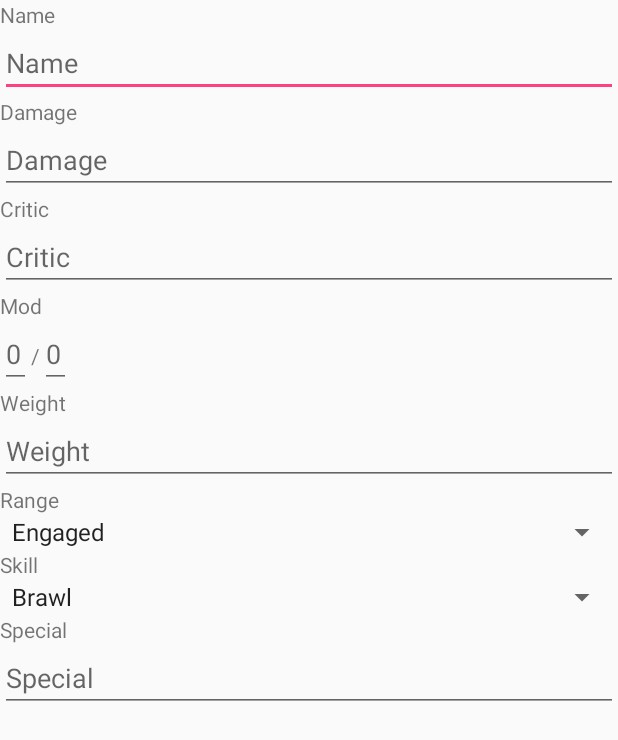
After one commit to JasterBen/SWFiches, an Android app: the layout dialog_edit_weapon.xml on its own in the app's theme, with its tools: preview values and no code run, on a phone screen of 412 x 824 dp. The commit adds this screen. Shown: the top 740 px of the screen. Run offline under Robolectric (Android 15) with nearby library versions, the phone set to English and light mode, and no system bars.

Commit message:
begin of edit_weapon_dialog (layout is ok, behaviour not implemented)

```diff
--- a/app/src/main/java/com/example/hokan/swfiches/activities/PlayerActivity.java
+++ b/app/src/main/java/com/example/hokan/swfiches/activities/PlayerActivity.java
@@ -63,7 +63,7 @@ public class PlayerActivity extends AppCompatActivity {
             transaction.replace(R.id.perso_frag_container, persoFrag);
             transaction.replace(R.id.charac_frag_container, characFrag);
             transaction.replace(R.id.stat_frag_container, statFrag);
-            //transaction.replace(R.id.weapon_frag_container, weaponFrag);
+            transaction.replace(R.id.weapon_frag_container, weaponFrag);
             transaction.replace(R.id.armor_frag_container, armorFrag);
             transaction.commit();
         }
--- a/app/src/main/java/com/example/hokan/swfiches/fragments/WeaponFragment.java
+++ b/app/src/main/java/com/example/hokan/swfiches/fragments/WeaponFragment.java
@@ -1,5 +1,7 @@
 package com.example.hokan.swfiches.fragments;
 
+import android.app.AlertDialog;
+import android.content.DialogInterface;
 import android.os.Bundle;
 import android.support.annotation.Nullable;
 import android.support.v4.app.Fragment;
@@ -30,6 +32,28 @@ public class WeaponFragment extends PlayerSuperFragment implements View.OnClickL
     @Override
     public void onClick(View v) {
 
+        if (v.getId() == R.id.weapon_frag_button)
+        {
+            AlertDialog.Builder builder = new AlertDialog.Builder(activity);
+            builder.setTitle(R.string.weapon_frag_title);
+
+            LayoutInflater inflater = LayoutInflater.from(activity);
+            View dialogContent = inflater.inflate(R.layout.dialog_edit_weapon, null);
+
+
+
+            builder.setView(dialogContent);
+
+            builder.setPositiveButton(android.R.string.yes, new DialogInterface.OnClickListener() {
+                @Override
+                public void onClick(DialogInterface dialog, int which) {
+
+                }
+            });
+
+            builder.create().show();
+
+        }
 
     }
 }
--- /dev/null
+++ b/app/src/main/res/layout/dialog_edit_weapon.xml
@@ -0,0 +1,100 @@
+<?xml version="1.0" encoding="utf-8"?>
+<LinearLayout xmlns:android="http://schemas.android.com/apk/res/android"
+    android:orientation="vertical" android:layout_width="match_parent"
+    android:layout_height="match_parent">
+
+    <TextView
+        android:layout_width="match_parent"
+        android:layout_height="wrap_content"
+        android:text="@string/weapon_frag_dialog_weapon_name"/>
+
+    <EditText
+        android:id="@+id/dialog_edit_weapon_name"
+        android:layout_width="match_parent"
+        android:layout_height="wrap_content"
+        android:singleLine="true"
+        android:hint="@string/weapon_frag_dialog_weapon_name"/>
+
+    <TextView
+        android:layout_width="match_parent"
+        android:layout_height="wrap_content"
+        android:text="@string/weapon_frag_dialog_weapon_damage"/>
+
+    <EditText
+        android:id="@+id/dialog_edit_weapon_soak"
+        android:layout_width="match_parent"
+        android:layout_height="wrap_content"
+        android:inputType="number"
+        android:hint="@string/weapon_frag_dialog_weapon_damage"/>
+
+    <TextView
+        android:layout_width="match_parent"
+        android:layout_height="wrap_content"
+        android:text="@string/weapon_frag_dialog_weapon_critic"/>
+
+    <EditText
+        android:id="@+id/dialog_edit_weapon_def_cac"
+        android:layout_width="match_parent"
+        android:layout_height="wrap_content"
+        android:inputType="number"
+        android:hint="@string/weapon_frag_dialog_weapon_critic"/>
+
+    <TextView
+        android:layout_width="match_parent"
+        android:layout_height="wrap_content"
+        android:text="@string/weapon_frag_dialog_weapon_mod"/>
+
+    <com.example.hokan.swfiches.components.HorizontalDoubleEditTextWithSeparator
+        android:id="@+id/dialog_edit_weapon_mod"
+        android:layout_width="match_parent"
+        android:layout_height="wrap_content">
+    </com.example.hokan.swfiches.components.HorizontalDoubleEditTextWithSeparator>
+
+    <TextView
+        android:layout_width="match_parent"
+        android:layout_height="wrap_content"
+        android:text="@string/weapon_frag_dialog_weapon_weight"/>
+
+    <EditText
+        android:id="@+id/dialog_edit_weapon_weight"
+        android:layout_width="match_parent"
+        android:layout_height="wrap_content"
+        android:inputType="number"
+        android:hint="@string/weapon_frag_dialog_weapon_weight"/>
+
+    <TextView
+        android:layout_width="match_parent"
+        android:layout_height="wrap_content"
+        android:text="@string/weapon_frag_dialog_weapon_range"/>
+
+    <Spinner
+        android:id="@+id/dialog_edit_weapon_range_spinner"
+        android:layout_width="match_parent"
+        android:layout_height="wrap_content"
+        android:entries="@array/weapon_frag_dialog_spinner_range">
+    </Spinner>
+
+    <TextView
+        android:layout_width="match_parent"
+        android:layout_height="wrap_content"
+        android:text="@string/weapon_frag_dialog_weapon_skill"/>
+
+    <Spinner
+        android:id="@+id/dialog_edit_weapon_skill_spinner"
+        android:layout_width="match_parent"
+        android:layout_height="wrap_content"
+        android:entries="@array/weapon_frag_dialog_spinner_skill">
+    </Spinner>
+
+    <TextView
+        android:layout_width="match_parent"
+        android:layout_height="wrap_content"
+        android:text="@string/weapon_frag_dialog_weapon_special"/>
+
+    <EditText
+        android:id="@+id/dialog_edit_weapon_special"
+        android:layout_width="match_parent"
+        android:layout_height="wrap_content"
+        android:hint="@string/weapon_frag_dialog_weapon_special"/>
+
+</LinearLayout>
--- a/app/src/main/res/layout/fragment_weapon.xml
+++ b/app/src/main/res/layout/fragment_weapon.xml
@@ -11,7 +11,8 @@
     <android.support.v7.widget.RecyclerView
         android:id="@+id/weapon_frag_recycler_view"
         android:layout_width="match_parent"
-        android:layout_height="wrap_content">
+        android:layout_height="wrap_content"
+        android:visibility="gone">
 
     </android.support.v7.widget.RecyclerView>
 
--- a/app/src/main/res/values/strings.xml
+++ b/app/src/main/res/values/strings.xml
@@ -77,6 +77,39 @@
     <!-- WeaponFrag -->
     <string name="weapon_frag_title">Weapons</string>
     <string name="weapon_frag_button">Add weapon</string>
+    <string name="weapon_frag_weapon_name_format">Name : %s</string>
+    <string name="weapon_frag_weapon_damage_format">Damage\n%s</string>
+    <string name="weapon_frag_weapon_critic_format">Critic\n%s</string>
+    <string name="weapon_frag_weapon_weight_format">Weight\n%s</string>
+    <string name="weapon_frag_weapon_mod_format">Mod\n%1$s/%2$s</string>
+    <string name="weapon_frag_weapon_range_format">Range : %s</string>
+    <string name="weapon_frag_weapon_special_format">Special : %s</string>
+    <string name="weapon_frag_dialog_weapon_name">Name</string>
+    <string name="weapon_frag_dialog_weapon_damage">Damage</string>
+    <string name="weapon_frag_dialog_weapon_critic">Critic</string>
+    <string name="weapon_frag_dialog_weapon_weight">Weight</string>
+    <string name="weapon_frag_dialog_weapon_mod">Mod</string>
+    <string name="weapon_frag_dialog_weapon_range">Range</string>
+    <string name="weapon_frag_dialog_weapon_skill">Skill</string>
+    <string name="weapon_frag_dialog_weapon_special">Special</string>
+
+    <string-array name="weapon_frag_dialog_spinner_range">
+        <item>Engaged</item>
+        <item>Short</item>
+        <item>Medium</item>
+        <item>Long</item>
+        <item>Extreme</item>
+    </string-array>
+
+    <string-array name="weapon_frag_dialog_spinner_skill">
+        <item>Brawl</item>
+        <item>Gunnery</item>
+        <item>Lightsaber</item>
+        <item>Melee</item>
+        <item>Ranged Heavy</item>
+        <item>Ranged Light</item>
+    </string-array>
+
 
 
     <!-- ArmorFrag -->
```
